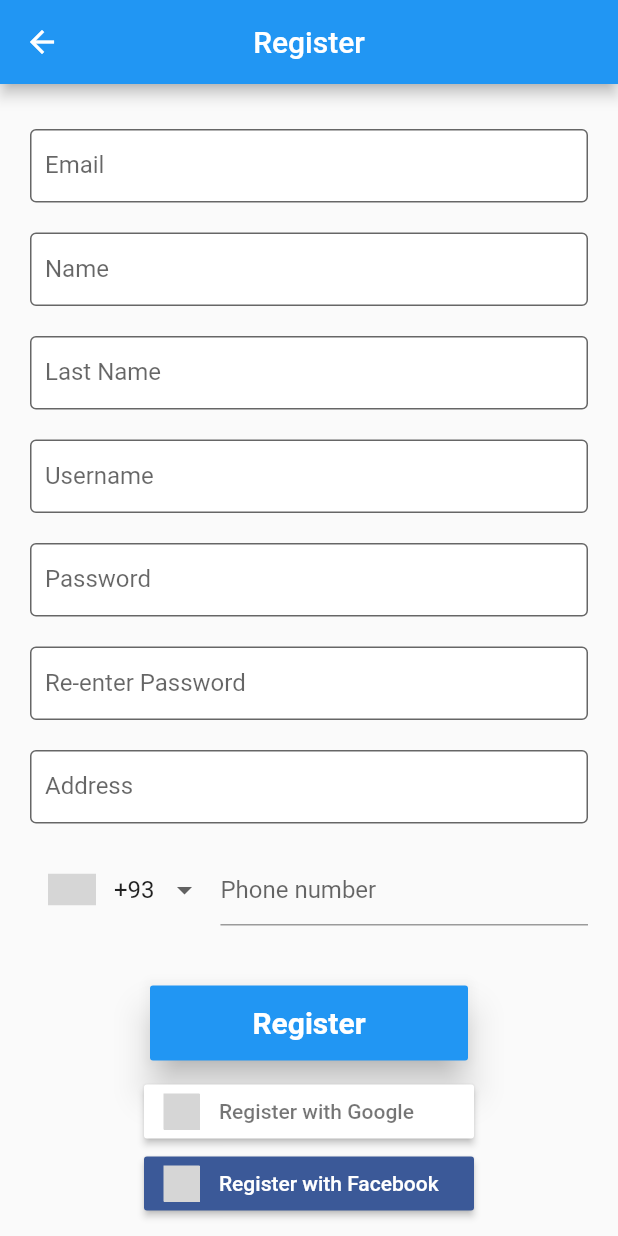
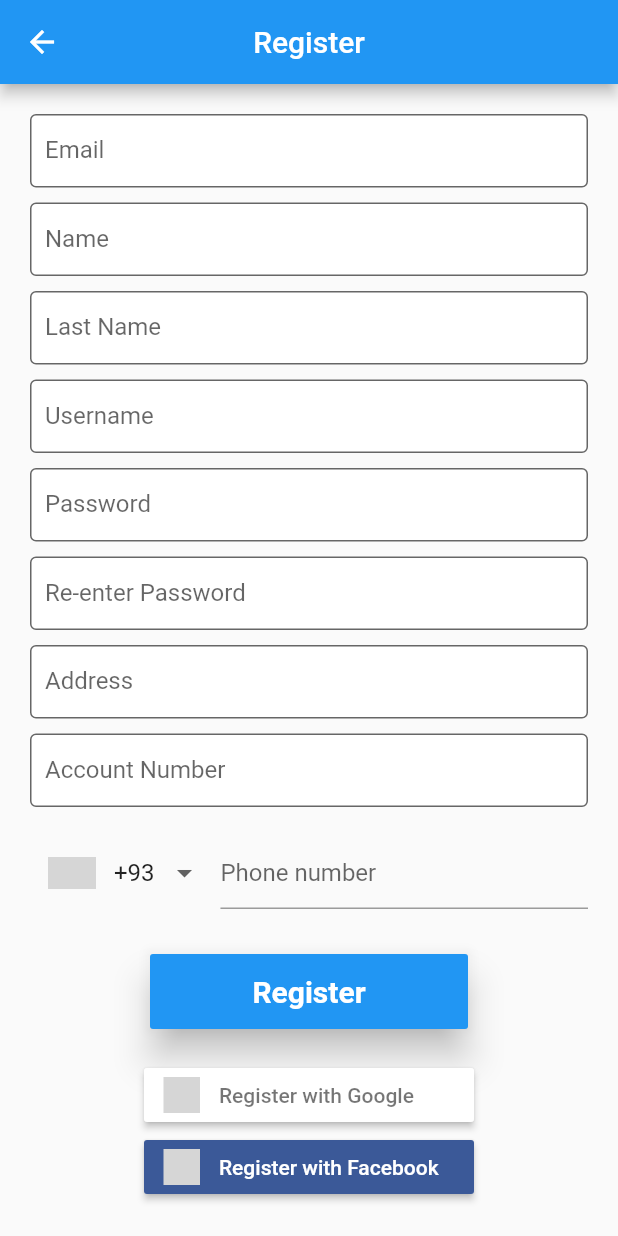
Before and after one commit to erminhadzic4/NRS2023-Projekat, a Flutter app: the screen it shows after launch, after a tap on "Register", on a phone screen of 412 x 824 dp. Run offline on Flutter 3.47's test engine with Material 2 defaults, Android fonts, the phone set to English and light mode, and no system bars; drawn by our look-alikes of intl_phone_number_input; our stand-ins replace awesome_notifications, easy_search_bar, flutter_signin_button; grey boxes are pictures that could not be loaded.

Commit message:
implementirano prikazivanje notifikacija

```diff
--- a/lib/main.dart
+++ b/lib/main.dart
@@ -3,8 +3,20 @@ import 'package:nrs2023/screens/loginAuth.dart';
 import 'package:nrs2023/screens/numberValidation.dart';
 import 'package:nrs2023/screens/home.dart';
 import 'package:nrs2023/screens/welcome.dart';
+import 'package:awesome_notifications/awesome_notifications.dart';
 
 void main() {
+  AwesomeNotifications().initialize(
+    null,
+    [
+      NotificationChannel(
+        channelKey: 'channelKey',
+        channelName: 'channelName',
+        channelDescription: 'channelDescription',
+    )
+    ],
+    debug :true,
+  );
   runApp(MyApp());
 }
 
--- a/lib/screens/emailVaildation.dart
+++ b/lib/screens/emailVaildation.dart
@@ -38,7 +38,7 @@ class _EmailValidationState extends State<EmailValidation> {
 
   void confirmEmail(String username, String code) async {
     final res = await http.post(
-        Uri.parse("http://siprojekat.duckdns.org:5051/api/Register/confirm/email"),
+        Uri.parse("http://siprojekat.duckdns.org:5051/api/User/confirm/email"),
         headers: <String, String>{
           'Content-Type': 'application/json; charset=UTF-8',
         },
--- a/lib/screens/numberValidation.dart
+++ b/lib/screens/numberValidation.dart
@@ -116,7 +116,7 @@ class _NumberValidationState extends State<NumberValidation> {
     }
 
     Future<void> verifyNumber() async {
-      final url = Uri.parse('http://siprojekat.duckdns.org:5051/api/Register/confirm/phone');
+      final url = Uri.parse('http://siprojekat.duckdns.org:5051/api/confirm/phone');
       final headers = {'Content-Type': 'application/json'};
       final body = json.encode({
         'Username': userName,
@@ -138,8 +138,8 @@ class _NumberValidationState extends State<NumberValidation> {
 
     void sendCode(String username) async {
       final url = await http.get(
-          Uri.parse("http://siprojekat.duckdns.org:5051/api/Register/phone?Username=$username"),
-          headers: <String, String>{
+          Uri.parse("http://siprojekat.duckdns.org:5051/api/User/send/sms?Username=$username"),
+          headers : <String, String>{
             'Content-Type': 'application/json; charset=UTF-8',
           });
       if(url.statusCode == 200) {
--- a/lib/screens/register.dart
+++ b/lib/screens/register.dart
@@ -1,4 +1,5 @@
 import 'dart:convert';
+import 'package:awesome_notifications/awesome_notifications.dart';
 import 'package:nrs2023/screens/emailVaildation.dart';
 import 'package:flutter/material.dart';
 import 'package:intl_phone_number_input/intl_phone_number_input.dart';
@@ -13,11 +14,11 @@ class Register extends StatefulWidget {
 }
 
 class _RegisterState extends State<Register> {
-  final List _focusInput = List.generate(7, (index) => FocusNode());
+  final List _focusInput = List.generate(9, (index) => FocusNode());
   final _formkey = GlobalKey<FormState>();
 
   final List _controllers =
-      List.generate(8, (index) => TextEditingController());
+      List.generate(9, (index) => TextEditingController());
   final myController = TextEditingController();
 
   void registerNewUser(
@@ -27,9 +28,10 @@ class _RegisterState extends State<Register> {
       String username,
       String password,
       String address,
-      String phoneNumber) async {
+      String phoneNumber,
+      String accountNumber) async {
     final res = await http.post(
-        Uri.parse("http://siprojekat.duckdns.org:5051/api/Register"),
+        Uri.parse("http://siprojekat.duckdns.org:5051/api/User"),
         headers: <String, String>{
           'Content-Type': 'application/json; charset=UTF-8',
         },
@@ -40,7 +42,8 @@ class _RegisterState extends State<Register> {
           "username": username,
           "password": password,
           "address": address,
-          "phoneNumber": phoneNumber
+          "phoneNumber": phoneNumber,
+          "accountNumber": accountNumber
         }));
     if (res.statusCode == 200 && context.mounted) {
       Navigator.push(
@@ -52,6 +55,7 @@ class _RegisterState extends State<Register> {
                 )),
       );
     } else {
+      print(res.body.toString());
       showDialog(
         context: context,
         builder: (BuildContext context) {
@@ -93,6 +97,12 @@ class _RegisterState extends State<Register> {
     super.dispose();
   }
 
+  /*@override
+  void initstate() {
+
+    super.initState();
+  }*/
+
   InputDecoration registerInputDecoration(String labelText, String hintText) {
     return InputDecoration(
       isDense: true,
@@ -106,13 +116,32 @@ class _RegisterState extends State<Register> {
     );
   }
 
+  void triggerNotification() {
+    AwesomeNotifications().isNotificationAllowed().then((isAllowed) {
+      if(!isAllowed) {
+        AwesomeNotifications().requestPermissionToSendNotifications();
+      }
+    });
+    AwesomeNotifications().createNotification(
+        content: NotificationContent(
+            id: 1,
+            channelKey: 'channelKey',
+            title: "Naslov Notifikacije",
+            body: "Sadržaj notifikacije"
+        )
+    );
+  }
+
   @override
   Widget build(BuildContext context) {
     return MaterialApp(
       debugShowCheckedModeBanner: false,
       home: Scaffold(
         appBar: AppBar(
-          title: const Text("Register"),
+          title: GestureDetector(
+            onLongPress: triggerNotification,
+            child: const Text("Register"),
+          ),
           centerTitle: true,
           leading: BackButton(
             onPressed: () => Navigator.of(context).pop(),
@@ -124,7 +153,7 @@ class _RegisterState extends State<Register> {
             crossAxisAlignment: CrossAxisAlignment.center,
             children: [
               Padding(
-                padding: const EdgeInsets.symmetric(vertical: 30),
+                padding: const EdgeInsets.symmetric(vertical: 20),
                 child: Form(
                   key: _formkey,
                   child: Column(
@@ -151,7 +180,7 @@ class _RegisterState extends State<Register> {
                         ),
                       ),
                       const SizedBox(
-                        height: 20,
+                        height: 10,
                       ),
                       Padding(
                         padding: const EdgeInsets.symmetric(horizontal: 20),
@@ -178,7 +207,7 @@ class _RegisterState extends State<Register> {
                         ),
                       ),
                       const SizedBox(
-                        height: 20,
+                        height: 10,
                       ),
                       Padding(
                         padding: const EdgeInsets.symmetric(horizontal: 20),
@@ -206,7 +235,7 @@ class _RegisterState extends State<Register> {
                         ),
                       ),
                       const SizedBox(
-                        height: 20,
+                        height: 10,
                       ),
                       Padding(
                         padding: const EdgeInsets.symmetric(horizontal: 20),
@@ -231,7 +260,7 @@ class _RegisterState extends State<Register> {
                         ),
                       ),
                       const SizedBox(
-                        height: 20,
+                        height: 10,
                       ),
                       Padding(
                         padding: const EdgeInsets.symmetric(horizontal: 20),
@@ -258,7 +287,7 @@ class _RegisterState extends State<Register> {
                         ),
                       ),
                       const SizedBox(
-                        height: 20,
+                        height: 10,
                       ),
                       Padding(
                         padding: const EdgeInsets.symmetric(horizontal: 20),
@@ -284,7 +313,7 @@ class _RegisterState extends State<Register> {
                         ),
                       ),
                       const SizedBox(
-                        height: 20,
+                        height: 10,
                       ),
                       Padding(
                         padding: const EdgeInsets.symmetric(horizontal: 20),
@@ -308,13 +337,31 @@ class _RegisterState extends State<Register> {
                         ),
                       ),
                       const SizedBox(
+                        height: 10,
+                      ),
+                      Padding(
+                        padding: const EdgeInsets.symmetric(horizontal: 20),
+                        child: TextFormField(
+                          focusNode: _focusInput[6],
+                          controller: _controllers[6],
+                          obscureText: true,
+                          keyboardType: TextInputType.visiblePassword,
+                          decoration: registerInputDecoration(
+                              "Account Number", "Enter Your account information"),
+                          onChanged: (String value) {},
+                          onFieldSubmitted: (String value) {
+                            FocusScope.of(context).requestFocus(_focusInput[7]);
+                          },
+                        ),
+                      ),
+                      const SizedBox(
                         height: 20,
                       ),
                       Padding(
                           padding: const EdgeInsets.symmetric(horizontal: 20),
                           child: InternationalPhoneNumberInput(
-                            focusNode: _focusInput[6],
-                            textFieldController: _controllers[6],
+                            focusNode: _focusInput[7],
+                            textFieldController: _controllers[7],
                             countrySelectorScrollControlled: true,
                             onInputChanged: (PhoneNumber value) {},
                             autoValidateMode:
@@ -326,8 +373,9 @@ class _RegisterState extends State<Register> {
                               return null;
                             },
                           )),
+
                       const SizedBox(
-                        height: 40,
+                        height: 30,
                       ),
                       Padding(
                         padding: const EdgeInsets.symmetric(horizontal: 100),
@@ -344,6 +392,16 @@ class _RegisterState extends State<Register> {
                                 )),
                             onPressed: () {
                               if (_formkey.currentState!.validate()) {
+                                print(
+                                    _controllers[1].text+" "+
+                                    _controllers[2].text+" "+
+                                    _controllers[0].text+" "+
+                                    _controllers[3].text+" "+ //username
+                                    _controllers[4].text+" "+
+                                    _controllers[5].text+" "+
+                                    "0${_controllers[7].text} "+
+                                    _controllers[6].text
+                                );
                                 registerNewUser(
                                     _controllers[1].text,
                                     _controllers[2].text,
@@ -351,18 +409,18 @@ class _RegisterState extends State<Register> {
                                     _controllers[3].text, //username
                                     _controllers[4].text,
                                     _controllers[5].text,
-                                    "0${_controllers[6].text}");
-
+                                    "0${_controllers[7].text}",
+                                    _controllers[6].text
+                                );
                               }
                             }),
                       ),
                       const SizedBox(
-                        height: 10,
+                        height: 20,
                       ),
                       Padding(padding: const EdgeInsets.symmetric(horizontal: 50),
                         child: Column(
                           children: [
-
                             SignInButton(
                               Buttons.Google,
                               text: "Register with Google",
--- a/pubspec.yaml
+++ b/pubspec.yaml
@@ -45,6 +45,7 @@ dev_dependencies:
   flutter_signin_button: ^2.0.0
   flutter_test:
     sdk: flutter
+  awesome_notifications: ^0.7.4+1
 
   # The "flutter_lints" package below contains a set of recommended lints to
   # encourage good coding practices. The lint set provided by the package is
```
